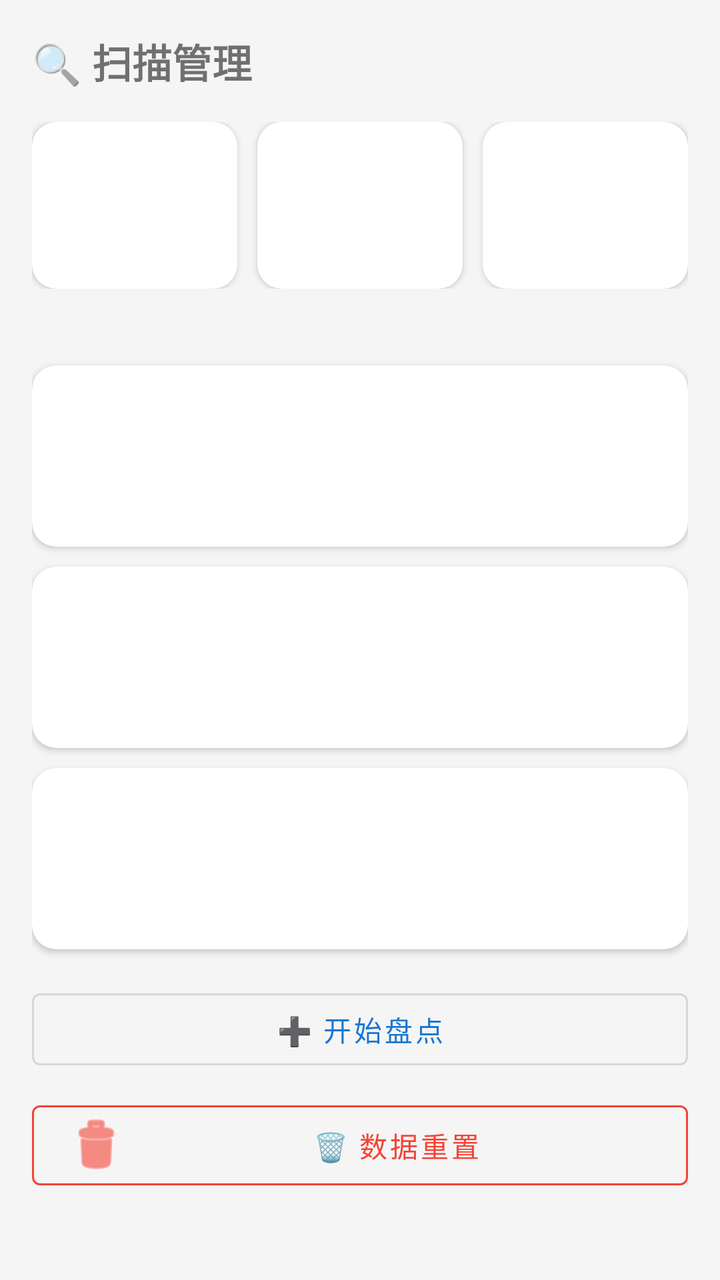
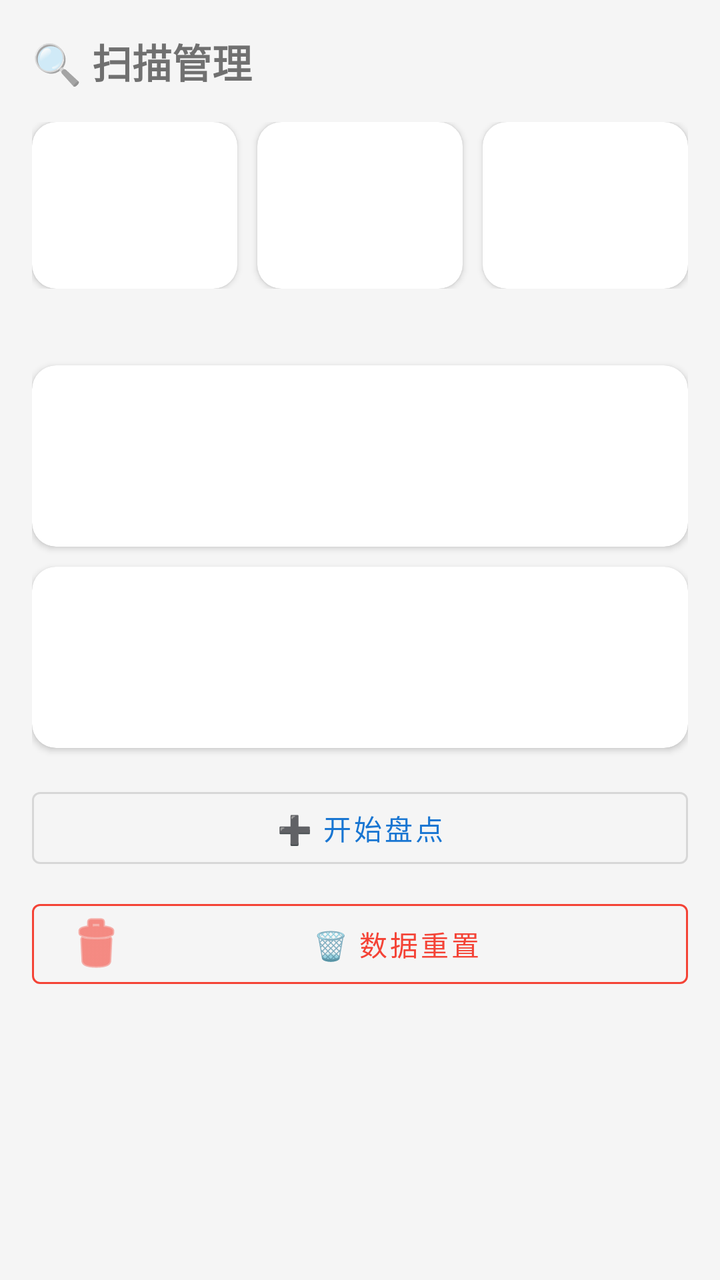

Compare the two renders of this Android layout. The source of the first and the diff that turns it into the second are given below.
<!-- AndroidManifest.xml: application theme Theme.HuaxiaInventory -->
<!-- res/layout/fragment_scan.xml -->
<?xml version="1.0" encoding="utf-8"?>
<ScrollView
    xmlns:android="http://schemas.android.com/apk/res/android"
    xmlns:app="http://schemas.android.com/apk/res-auto"
    android:layout_width="match_parent"
    android:layout_height="match_parent"
    android:background="@color/bgSurface">

    <LinearLayout
        android:layout_width="match_parent"
        android:layout_height="wrap_content"
        android:orientation="vertical"
        android:padding="@dimen/cardPadding">

        <TextView
            android:layout_width="wrap_content"
            android:layout_height="wrap_content"
            android:layout_marginBottom="16dp"
            android:text="@string/scan_title"
            android:textSize="@dimen/textSizeTitle"
            android:textStyle="bold" />

        <LinearLayout
            android:layout_width="match_parent"
            android:layout_height="wrap_content"
            android:orientation="horizontal">

            <include
                android:id="@+id/inStockStat"
                layout="@layout/view_stat_card"
                android:layout_width="0dp"
                android:layout_height="wrap_content"
                android:layout_weight="1"
                android:layout_marginEnd="5dp" />

            <include
                android:id="@+id/scannedStat"
                layout="@layout/view_stat_card"
                android:layout_width="0dp"
                android:layout_height="wrap_content"
                android:layout_weight="1"
                android:layout_marginStart="5dp"
                android:layout_marginEnd="5dp" />

            <include
                android:id="@+id/anomalyStat"
                layout="@layout/view_stat_card"
                android:layout_width="0dp"
                android:layout_height="wrap_content"
                android:layout_weight="1"
                android:layout_marginStart="5dp" />
        </LinearLayout>

        <TextView
            android:id="@+id/deviceStatusTv"
            android:layout_width="wrap_content"
            android:layout_height="wrap_content"
            android:layout_marginTop="12dp"
            android:textSize="@dimen/textSizeLabel"
            android:textColor="@color/textHint" />

        <include
            android:id="@+id/inStockCard"
            layout="@layout/view_info_card" />

        <include
            android:id="@+id/checkedCard"
            layout="@layout/view_info_card" />

        <include
            android:id="@+id/recentResultCard"
            layout="@layout/view_info_card" />

        <com.google.android.material.button.MaterialButton
            android:id="@+id/scanBtn"
            style="@style/Widget.MaterialComponents.Button.OutlinedButton"
            android:layout_width="match_parent"
            android:layout_height="wrap_content"
            android:layout_marginTop="16dp"
            android:text="@string/scan_start_inventory" />

        <com.google.android.material.button.MaterialButton
            android:id="@+id/clearTaskBtn"
            style="@style/Widget.MaterialComponents.Button.OutlinedButton"
            android:layout_width="match_parent"
            android:layout_height="wrap_content"
            android:layout_marginTop="8dp"
            android:text="@string/scan_clear_task"
            android:textColor="@color/colorReset"
            app:strokeColor="@color/colorReset"
            app:icon="@android:drawable/ic_menu_delete"
            app:iconTint="@color/colorReset" />
    </LinearLayout>
</ScrollView>
<!-- res/layout/view_stat_card.xml (included above) -->
<?xml version="1.0" encoding="utf-8"?>
<androidx.cardview.widget.CardView
    xmlns:android="http://schemas.android.com/apk/res/android"
    xmlns:app="http://schemas.android.com/apk/res-auto"
    android:layout_width="match_parent"
    android:layout_height="wrap_content"
    app:cardCornerRadius="@dimen/cardCornerRadius"
    app:cardElevation="@dimen/cardElevation"
    app:cardBackgroundColor="@color/cardCorner"
    android:clickable="true"
    android:focusable="true"
    android:foreground="?attr/selectableItemBackground">

    <LinearLayout
        android:layout_width="match_parent"
        android:layout_height="wrap_content"
        android:orientation="vertical"
        android:padding="14dp"
        android:gravity="center">

        <TextView
            android:id="@+id/statLabelTv"
            android:layout_width="wrap_content"
            android:layout_height="wrap_content"
            style="@style/Huaxia.StatLabel" />

        <TextView
            android:id="@+id/statNumberTv"
            android:layout_width="wrap_content"
            android:layout_height="wrap_content"
            android:layout_marginTop="4dp"
            style="@style/Huaxia.StatNumber" />

        <TextView
            android:id="@+id/statSubTv"
            android:layout_width="wrap_content"
            android:layout_height="wrap_content"
            android:layout_marginTop="2dp"
            android:visibility="gone"
            style="@style/Huaxia.StatSub" />
    </LinearLayout>
</androidx.cardview.widget.CardView>
<!-- res/layout/view_info_card.xml (included above) -->
<?xml version="1.0" encoding="utf-8"?>
<androidx.cardview.widget.CardView
    xmlns:android="http://schemas.android.com/apk/res/android"
    xmlns:app="http://schemas.android.com/apk/res-auto"
    android:layout_width="match_parent"
    android:layout_height="wrap_content"
    android:layout_marginTop="10dp"
    app:cardCornerRadius="@dimen/cardCornerRadius"
    app:cardElevation="@dimen/cardElevation"
    app:cardBackgroundColor="@color/cardCorner">

    <LinearLayout
        android:layout_width="match_parent"
        android:layout_height="wrap_content"
        android:orientation="vertical"
        android:padding="@dimen/cardPadding">

        <TextView
            android:id="@+id/infoTitleTv"
            android:layout_width="wrap_content"
            android:layout_height="wrap_content"
            android:textSize="16sp"
            android:textStyle="bold" />

        <TextView
            android:id="@+id/infoDescTv"
            android:layout_width="match_parent"
            android:layout_height="wrap_content"
            android:layout_marginTop="8dp"
            android:textSize="@dimen/textSizeBody"
            android:textColor="@color/textBody"
            android:lineSpacingExtra="2dp" />

        <TextView
            android:id="@+id/infoSubTv"
            android:layout_width="wrap_content"
            android:layout_height="wrap_content"
            android:layout_marginTop="8dp"
            android:textSize="13sp"
            android:textColor="@color/colorPrimary"
            android:visibility="gone" />

        <LinearLayout
            android:id="@+id/infoTagsContainer"
            android:layout_width="match_parent"
            android:layout_height="wrap_content"
            android:orientation="horizontal"
            android:layout_marginTop="10dp" />
    </LinearLayout>
</androidx.cardview.widget.CardView>
<!-- resources referenced by this layout -->
<resources>
  <color name="bgSurface">#F5F5F5</color>
  <color name="cardCorner">#FFFFFF</color>
  <color name="colorPrimary">#1976D2</color>
  <color name="colorReset">#F44336</color>
  <color name="textBody">#666666</color>
  <color name="textHint">#888888</color>
  <dimen name="cardCornerRadius">12dp</dimen>
  <dimen name="cardElevation">2dp</dimen>
  <dimen name="cardPadding">16dp</dimen>
  <dimen name="textSizeBody">14sp</dimen>
  <dimen name="textSizeLabel">12sp</dimen>
  <dimen name="textSizeTitle">20sp</dimen>
  <string name="scan_clear_task">🗑️ 数据重置</string>
  <string name="scan_start_inventory">➕ 开始盘点</string>
  <string name="scan_title">🔍 扫描管理</string>
  <style name="Huaxia.StatLabel" parent="">
          <item name="android:textSize">@dimen/textSizeLabel</item>
          <item name="android:textColor">@color/textHint</item>
          <item name="android:gravity">center</item>
      </style>
  <style name="Huaxia.StatNumber" parent="">
          <item name="android:textSize">@dimen/statNumberSize</item>
          <item name="android:textStyle">bold</item>
          <item name="android:gravity">center</item>
      </style>
  <style name="Huaxia.StatSub" parent="">
          <item name="android:textSize">11sp</item>
          <item name="android:textColor">@color/textLightHint</item>
          <item name="android:gravity">center</item>
      </style>
  <style name="Theme.HuaxiaInventory" parent="Theme.MaterialComponents.DayNight.NoActionBar">
          <item name="colorPrimary">@color/colorPrimary</item>
          <item name="colorPrimaryDark">@color/colorPrimaryDark</item>
          <item name="colorAccent">@color/colorAccent</item>
          <item name="colorOnPrimary">@android:color/white</item>
          <item name="android:statusBarColor">@color/colorPrimary</item>
          <item name="android:windowLightStatusBar">false</item>
          <item name="toolbarStyle">@style/Huaxia.Toolbar</item>
      </style>
  <dimen name="statNumberSize">26sp</dimen>
  <color name="textLightHint">#AAAAAA</color>
  <color name="colorPrimaryDark">#0D47A1</color>
  <color name="colorAccent">#FF9800</color>
  <style name="Huaxia.Toolbar" parent="Widget.MaterialComponents.Toolbar.Primary">
          <item name="android:background">@color/colorPrimary</item>
          <item name="titleTextColor">@android:color/white</item>
          <item name="subtitleTextColor">@android:color/white</item>
          <item name="android:elevation">4dp</item>
      </style>
</resources>

<!-- the commit's change to res/layout/fragment_scan.xml (unified diff, before → after) -->
@@ -58,10 +58,6 @@
             android:layout_marginTop="12dp"
             android:textSize="@dimen/textSizeLabel"
             android:textColor="@color/textHint" />
-
-        <include
-            android:id="@+id/inStockCard"
-            layout="@layout/view_info_card" />
 
         <include
             android:id="@+id/checkedCard"
